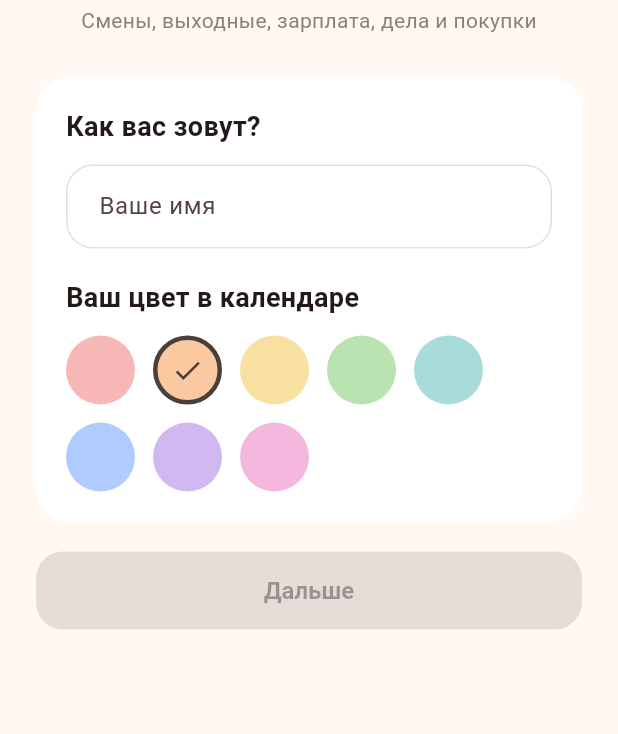
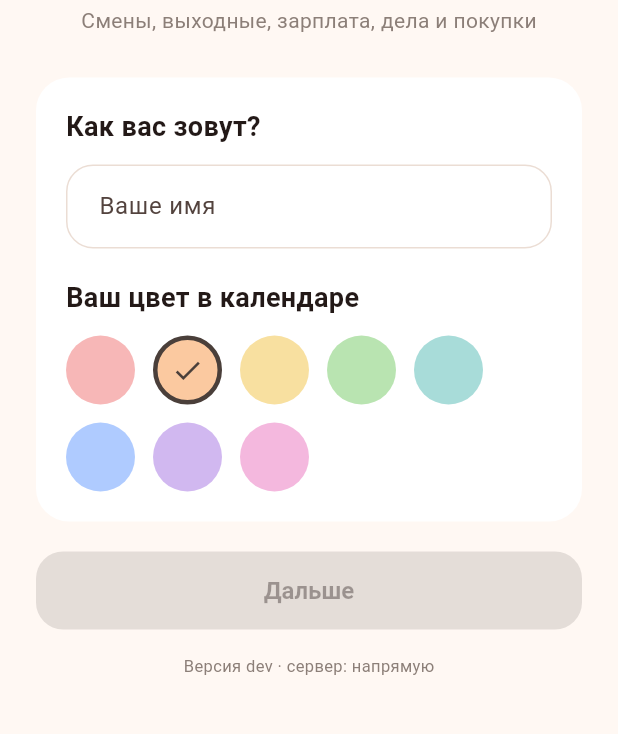
Before and after one commit to hummelsverhgiels-maker/Partnershipping, a Flutter app: the screen it shows after launch, on a phone screen of 412 x 824 dp, the part 275-1009 px from its top. Run offline on Flutter 3.47's test engine with Material 3 defaults, Android fonts, the phone set to English and light mode, and no system bars; our stand-ins replace file_picker, firebase_core, firebase_messaging, flutter_local_notifications, flutter_timezone, image_picker and 5 more; missing offline and left inert: dart:js_interop, home_widget, record; accounts and stored records are empty; network calls fail.

Commit message:
Сайт не зависает, если серверы Google недоступны; надёжный выбор пути к серверу [web]
Co-Authored-By: Claude Sonnet 5.5 <noreply@anthropic.com>
Claude-Session: https://claude.ai/code/session_01R9YvGB5vx5rUzXMvHuNtny

```diff
--- a/lib/data/backend.dart
+++ b/lib/data/backend.dart
@@ -1,9 +1,10 @@
 import 'package:flutter/foundation.dart';
-import 'package:http/http.dart' as http;
+import 'package:shared_preferences/shared_preferences.dart';
 import 'package:supabase_flutter/supabase_flutter.dart' hide Session;
 
 import '../config.dart';
 import '../models.dart';
+import 'probe_io.dart' if (dart.library.js_interop) 'probe_web.dart';
 
 /// Тонкая обёртка над Supabase. Если ключи не заданы, всё отключено.
 class Backend {
@@ -17,30 +18,34 @@ class Backend {
   /// Адрес, который реально используется (прямой или через посредника).
   static String activeUrl = kSupabaseUrl;
 
-  static Future<bool> _probe(String base) async {
-    try {
-      final r = await http
-          .get(
-            Uri.parse('$base/auth/v1/health'),
-            headers: {'apikey': kSupabaseAnonKey},
-          )
-          .timeout(const Duration(seconds: 4));
-      return r.statusCode < 500;
-    } catch (_) {
-      return false;
-    }
-  }
-
-  /// Сначала обычный адрес; если он не отвечает, идём через посредника.
+  /// Выбор пути к серверу. Запоминаем, что сработало в прошлый раз,
+  /// чтобы там, где обычный адрес заблокирован, не ждать каждый запуск.
   static Future<String> _pickUrl() async {
     if (kSupabaseProxyUrl.isEmpty) return kSupabaseUrl;
-    final proxy = _probe(kSupabaseProxyUrl);
-    if (await _probe(kSupabaseUrl)) return kSupabaseUrl;
-    if (await proxy) {
-      debugPrint('Сервер напрямую недоступен, использую посредника');
-      return kSupabaseProxyUrl;
+    SharedPreferences? prefs;
+    try {
+      prefs = await SharedPreferences.getInstance();
+    } catch (_) {}
+    final lastProxy = prefs?.getString('server_choice') == 'proxy';
+
+    Future<String?> tryProxy() async =>
+        await probeServer(kSupabaseProxyUrl) ? kSupabaseProxyUrl : null;
+    Future<String?> tryDirect() async =>
+        await probeServer(kSupabaseUrl) ? kSupabaseUrl : null;
+
+    String? chosen;
+    if (lastProxy) {
+      chosen = await tryProxy() ?? await tryDirect();
+    } else {
+      final proxy = tryProxy(); // параллельно, чтобы не ждать лишнего
+      chosen = await tryDirect() ?? await proxy;
     }
-    return kSupabaseUrl;
+    chosen ??= kSupabaseUrl;
+    await prefs?.setString(
+      'server_choice',
+      chosen == kSupabaseProxyUrl ? 'proxy' : 'direct',
+    );
+    return chosen;
   }
 
   static Future<void> init() async {
--- a/lib/main.dart
+++ b/lib/main.dart
@@ -29,7 +29,11 @@ Future<void> main() async {
   }
   final store = AppStore();
   await store.init();
-  await PushService.init(store);
+  // Firebase грузится в фоне: если серверы Google недоступны, приложение всё равно запустится.
+  unawaited(
+    PushService.init(store)
+        .timeout(const Duration(seconds: 15), onTimeout: () {}),
+  );
   runApp(PartnershippingApp(store: store));
 }
 
--- a/lib/services/push_service.dart
+++ b/lib/services/push_service.dart
@@ -10,7 +10,15 @@ import '../firebase_config.dart';
 /// Мгновенные уведомления через Firebase Cloud Messaging.
 /// Android: обычные пуши. Веб-версия на iPhone: веб-пуши (нужен iOS 16.4+ и иконка на «Домой»).
 class PushService {
-  static bool active = false;
+  static bool _active = false;
+  static final ValueNotifier<bool> activeNotifier = ValueNotifier(false);
+
+  static bool get active => _active;
+  static set active(bool v) {
+    _active = v;
+    activeNotifier.value = v;
+  }
+
   static String? _lastKey;
 
   static String get platform => kIsWeb ? 'web' : 'android';
--- a/lib/ui/onboarding.dart
+++ b/lib/ui/onboarding.dart
@@ -1,6 +1,7 @@
 import 'package:flutter/material.dart';
 import 'package:flutter/services.dart';
 
+import '../config.dart';
 import '../data/backend.dart';
 import '../data/store.dart';
 import '../models.dart';
@@ -23,6 +24,7 @@ class _OnboardingScreenState extends State<OnboardingScreen> {
   int _step = 0; // 0 имя, 1 выбор, 2 вход по коду
   bool _busy = false;
   String? _error;
+  String? _raw;
   ({String pairId, List<Member> members})? _found;
 
   @override
@@ -36,11 +38,17 @@ class _OnboardingScreenState extends State<OnboardingScreen> {
     setState(() {
       _busy = true;
       _error = null;
+      _raw = null;
     });
     try {
       await job();
     } catch (e) {
-      if (mounted) setState(() => _error = Backend.explain(e));
+      if (mounted) {
+        setState(() {
+          _error = Backend.explain(e);
+          _raw = e.toString();
+        });
+      }
     } finally {
       if (mounted) setState(() => _busy = false);
     }
@@ -153,9 +161,29 @@ class _OnboardingScreenState extends State<OnboardingScreen> {
               const SizedBox(height: 16),
               SoftCard(
                 color: const Color(0xFFFFE3E0),
-                child: Text(_error!, style: const TextStyle(color: kInk)),
+                child: Column(
+                  crossAxisAlignment: CrossAxisAlignment.start,
+                  children: [
+                    Text(_error!, style: const TextStyle(color: kInk)),
+                    if (_raw != null)
+                      Padding(
+                        padding: const EdgeInsets.only(top: 8),
+                        child: Text(
+                          'Подробности: ${_raw!.length > 220 ? _raw!.substring(0, 220) : _raw}',
+                          style: const TextStyle(fontSize: 11, color: kInkSoft),
+                        ),
+                      ),
+                  ],
+                ),
               ),
             ],
+            const SizedBox(height: 16),
+            Center(
+              child: Text(
+                'Версия $kBuild · сервер: ${Backend.activeUrl == kSupabaseUrl ? 'напрямую' : 'через посредника'}',
+                style: const TextStyle(fontSize: 11, color: kInkSoft),
+              ),
+            ),
           ],
         ),
       ),
--- a/pubspec.yaml
+++ b/pubspec.yaml
@@ -53,6 +53,7 @@ dependencies:
   url_launcher: ^6.3.3
   path_provider: ^2.1.6
   http: ^1.6.0
+  web: ^1.1.2
 
 dev_dependencies:
   flutter_test:
```
Also changed, not shown: lib/data/probe_io.dart (added, +18 -0 lines), lib/data/probe_web.dart (added, +19 -0 lines), lib/ui/settings_page.dart (+16 -5 lines), pubspec.lock.
